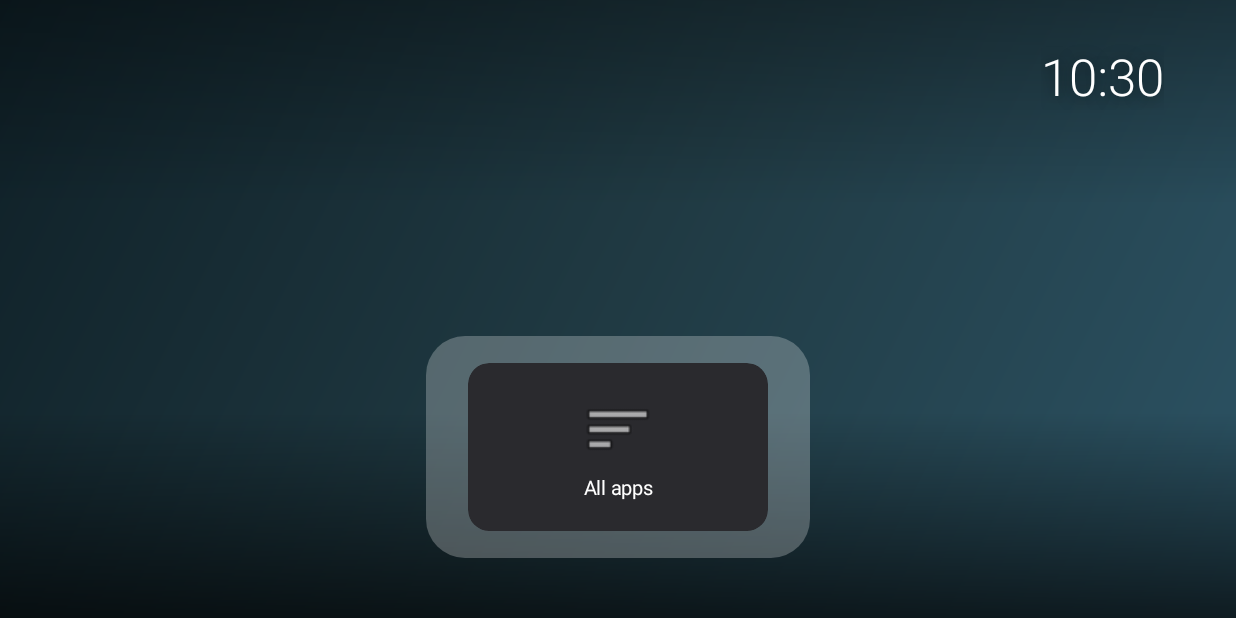
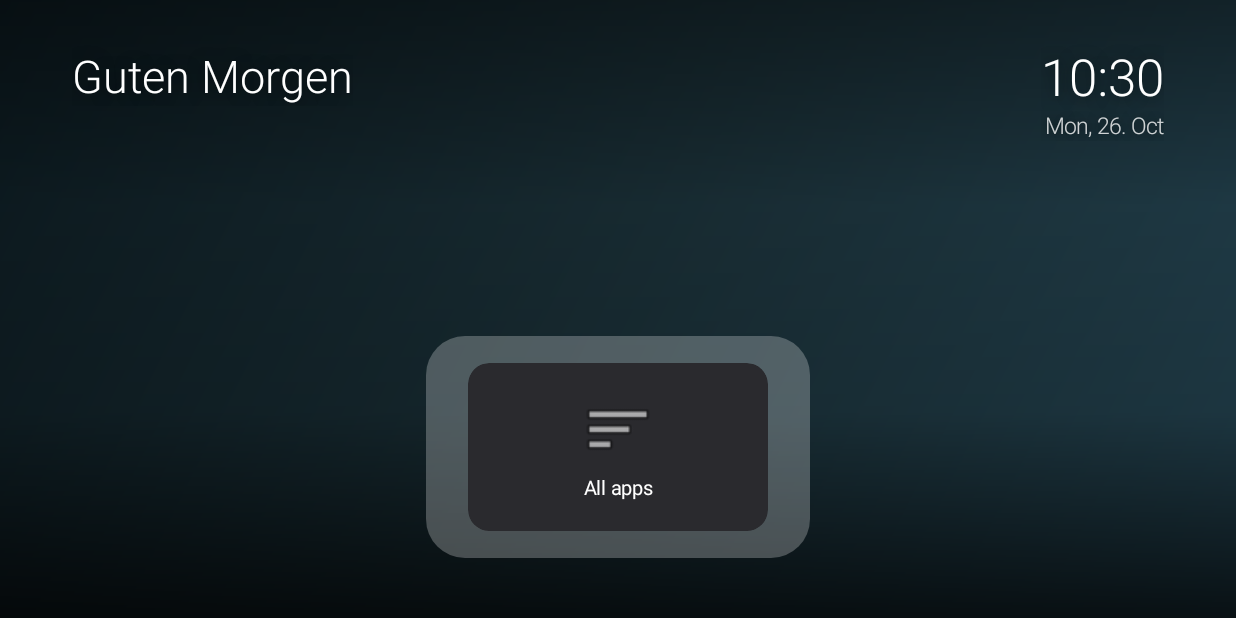
Before and after one commit to cornellvukkrassa-wq/Meine-erste-Hacker-, an Android app: the screen it shows after launch (MainActivity), on a phone screen of 824 x 412 dp (held sideways). Run offline under Robolectric (Android 15) with nearby library versions, the phone set to English and light mode, and no system bars.

Commit message:
Home screen: time-of-day greeting, date line, darker background
Adds a greeting that follows the time of day (top-left) and the weekday
plus date under the clock, and deepens the background dim/vignette so the
screen feels warmer and less empty while staying minimal.

Co-Authored-By: Claude Opus 5.5 <noreply@anthropic.com>
Claude-Session: https://claude.ai/code/session_01D7Sm8u9mbAfFq1KTSTVm2s

```diff
--- a/launcher/app/src/main/java/com/minimal/tvhome/MainActivity.java
+++ b/launcher/app/src/main/java/com/minimal/tvhome/MainActivity.java
@@ -67,6 +67,7 @@ public class MainActivity extends Activity {
     private int front = 0;
     private final ObjectAnimator[] drift = new ObjectAnimator[2];
     private LinearLayout dock;
+    private TextView greeting;
     private FrameLayout drawer;
     private GridLayout grid;
     private List<File> walls = new ArrayList<>();
@@ -109,6 +110,7 @@ public class MainActivity extends Activity {
     @Override
     protected void onResume() {
         super.onResume();
+        if (greeting != null) greeting.setText(greetingText());
         buildDock();
         handler.removeCallbacks(rotate);
         handler.post(rotate);
@@ -151,11 +153,16 @@ public class MainActivity extends Activity {
             root.addView(bg[k], match());
         }
 
+        // Darker, moodier background - a flat dim plus a stronger vignette top and bottom.
         View scrim = new View(this);
         scrim.setBackground(new GradientDrawable(GradientDrawable.Orientation.TOP_BOTTOM,
-                new int[]{0x55000000, 0x00000000, 0x00000000, 0xAA000000}));
+                new int[]{0x88000000, 0x44000000, 0x55000000, 0xCC000000}));
         root.addView(scrim, match());
 
+        // Top-right: time, with the weekday and date quietly underneath.
+        LinearLayout clockCol = new LinearLayout(this);
+        clockCol.setOrientation(LinearLayout.VERTICAL);
+        clockCol.setGravity(Gravity.END);
         TextClock clock = new TextClock(this);
         clock.setFormat12Hour("h:mm");
         clock.setFormat24Hour("HH:mm");
@@ -163,9 +170,31 @@ public class MainActivity extends Activity {
         clock.setTextSize(34);
         clock.setTypeface(Typeface.create("sans-serif-light", Typeface.NORMAL));
         clock.setShadowLayer(12, 0, 2, 0x88000000);
+        clock.setGravity(Gravity.END);
+        clockCol.addView(clock);
+        TextClock date = new TextClock(this);
+        date.setFormat12Hour("EEE, d. MMM");
+        date.setFormat24Hour("EEE, d. MMM");
+        date.setTextColor(0xCCFFFFFF);
+        date.setTextSize(15);
+        date.setTypeface(Typeface.create("sans-serif-light", Typeface.NORMAL));
+        date.setShadowLayer(8, 0, 1, 0x88000000);
+        date.setGravity(Gravity.END);
+        clockCol.addView(date);
         FrameLayout.LayoutParams clp = new FrameLayout.LayoutParams(-2, -2, Gravity.TOP | Gravity.END);
         clp.setMargins(0, dp(28), dp(48), 0);
-        root.addView(clock, clp);
+        root.addView(clockCol, clp);
+
+        // Top-left: a greeting that follows the time of day - a bit of warmth.
+        greeting = new TextView(this);
+        greeting.setTextColor(Color.WHITE);
+        greeting.setTextSize(30);
+        greeting.setTypeface(Typeface.create("sans-serif-light", Typeface.NORMAL));
+        greeting.setShadowLayer(12, 0, 2, 0x88000000);
+        greeting.setText(greetingText());
+        FrameLayout.LayoutParams glp = new FrameLayout.LayoutParams(-2, -2, Gravity.TOP | Gravity.START);
+        glp.setMargins(dp(48), dp(30), 0, 0);
+        root.addView(greeting, glp);
 
         dock = new LinearLayout(this);
         dock.setOrientation(LinearLayout.HORIZONTAL);
@@ -202,6 +231,15 @@ public class MainActivity extends Activity {
 
     private static FrameLayout.LayoutParams match() {
         return new FrameLayout.LayoutParams(ViewGroup.LayoutParams.MATCH_PARENT, ViewGroup.LayoutParams.MATCH_PARENT);
+    }
+
+    private String greetingText() {
+        int h = java.util.Calendar.getInstance().get(java.util.Calendar.HOUR_OF_DAY);
+        if (h < 5) return "Gute Nacht";
+        if (h < 11) return "Guten Morgen";
+        if (h < 17) return "Guten Tag";
+        if (h < 22) return "Guten Abend";
+        return "Gute Nacht";
     }
 
     private View tile(final App app, final boolean inDock) {
```
